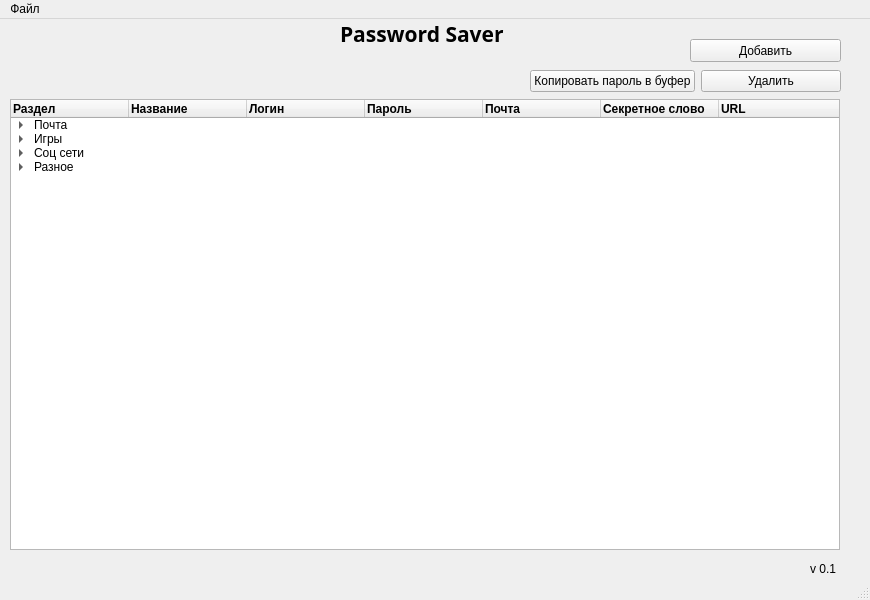
This is ui/MainMenu.ui in rybkinn/PasswordSaver as Qt 5 draws it before an edit. The edited form follows.
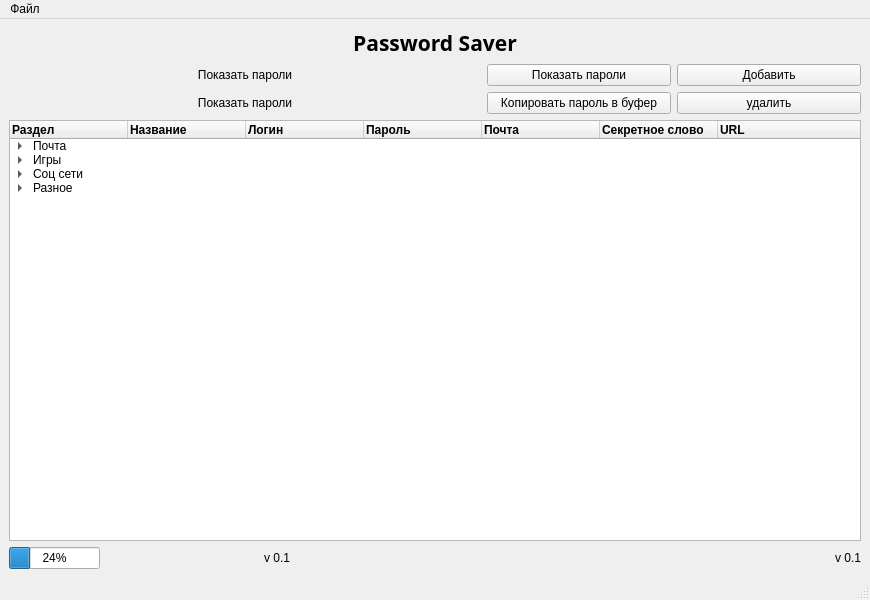
This is the edited form.

Commit message: added the ability to resize the main window

Patch:
```diff
--- a/ui/MainMenu.ui
+++ b/ui/MainMenu.ui
@@ -18,47 +18,41 @@
   </property>
   <property name="maximumSize">
    <size>
-    <width>870</width>
-    <height>600</height>
+    <width>16777215</width>
+    <height>16777215</height>
    </size>
   </property>
   <property name="windowTitle">
    <string>Password Saver - Главная</string>
   </property>
   <widget class="QWidget" name="centralwidget">
-   <widget class="QLabel" name="label">
-    <property name="geometry">
-     <rect>
-      <x>340</x>
-      <y>0</y>
-      <width>190</width>
-      <height>30</height>
-     </rect>
-    </property>
-    <property name="font">
-     <font>
-      <family>Arial Black</family>
-      <pointsize>16</pointsize>
-      <weight>75</weight>
-      <italic>false</italic>
-      <bold>true</bold>
-      <underline>false</underline>
-      <strikeout>false</strikeout>
-     </font>
-    </property>
+   <layout class="QGridLayout" name="gridLayout">
+    <item row="1" column="3">
+     <widget class="QPushButton" name="pushButton_5">
+      <property name="text">
+       <string>Показать пароли</string>
+      </property>
+     </widget>
+    </item>
+    <item row="4" column="1">
+     <widget class="QLabel" name="label_3">
+      <property name="text">
+       <string>v 0.1</string>
+      </property>
+      <property name="alignment">
+       <set>Qt::AlignRight|Qt::AlignTrailing|Qt::AlignVCenter</set>
+      </property>
+     </widget>
+    </item>
+    <item row="2" column="3">
+     <widget class="QPushButton" name="pushButton_3">
     <property name="text">
-     <string>Password Saver</string>
-    </property>
-   </widget>
+       <string>Копировать пароль в буфер</string>
+      </property>
+     </widget>
+    </item>
+    <item row="3" column="0" colspan="5">
    <widget class="QTreeWidget" name="treeWidget">
-    <property name="geometry">
-     <rect>
-      <x>10</x>
-      <y>80</y>
-      <width>830</width>
-      <height>451</height>
-     </rect>
-    </property>
     <property name="animated">
      <bool>true</bool>
     </property>
@@ -419,58 +413,110 @@
      </item>
     </item>
    </widget>
-   <widget class="QWidget" name="horizontalLayoutWidget">
-    <property name="geometry">
-     <rect>
-      <x>530</x>
-      <y>50</y>
-      <width>311</width>
-      <height>25</height>
-     </rect>
-    </property>
-    <layout class="QHBoxLayout" name="horizontalLayout">
-     <item>
-      <widget class="QPushButton" name="pushButton_3">
-       <property name="text">
-        <string>Копировать пароль в буфер</string>
-       </property>
-      </widget>
-     </item>
-     <item>
-      <widget class="QPushButton" name="pushButton">
+    </item>
+    <item row="2" column="0" colspan="3">
+     <widget class="QPushButton" name="pushButton_6">
        <property name="text">
-        <string>Удалить</string>
-       </property>
-      </widget>
-     </item>
-    </layout>
-   </widget>
+       <string>Показать пароли</string>
+      </property>
+      <property name="flat">
+       <bool>true</bool>
+      </property>
+     </widget>
+    </item>
+    <item row="1" column="4">
    <widget class="QPushButton" name="pushButton_2">
-    <property name="geometry">
-     <rect>
-      <x>690</x>
-      <y>20</y>
-      <width>151</width>
-      <height>23</height>
-     </rect>
-    </property>
     <property name="text">
      <string>Добавить</string>
     </property>
    </widget>
+    </item>
+    <item row="0" column="0" colspan="5">
+     <widget class="QLabel" name="label">
+      <property name="enabled">
+       <bool>true</bool>
+      </property>
+      <property name="sizePolicy">
+       <sizepolicy hsizetype="Minimum" vsizetype="Fixed">
+        <horstretch>0</horstretch>
+        <verstretch>0</verstretch>
+       </sizepolicy>
+      </property>
+      <property name="font">
+       <font>
+        <family>Arial Black</family>
+        <pointsize>16</pointsize>
+        <weight>75</weight>
+        <italic>false</italic>
+        <bold>true</bold>
+        <underline>false</underline>
+        <strikeout>false</strikeout>
+       </font>
+      </property>
+      <property name="layoutDirection">
+       <enum>Qt::LeftToRight</enum>
+      </property>
+      <property name="styleSheet">
+       <string notr="true"/>
+      </property>
+      <property name="midLineWidth">
+       <number>0</number>
+      </property>
+      <property name="text">
+       <string>Password Saver</string>
+      </property>
+      <property name="textFormat">
+       <enum>Qt::AutoText</enum>
+      </property>
+      <property name="scaledContents">
+       <bool>false</bool>
+      </property>
+      <property name="alignment">
+       <set>Qt::AlignCenter</set>
+      </property>
+     </widget>
+    </item>
+    <item row="4" column="4">
    <widget class="QLabel" name="label_2">
-    <property name="geometry">
-     <rect>
-      <x>810</x>
-      <y>540</y>
-      <width>31</width>
-      <height>20</height>
-     </rect>
-    </property>
     <property name="text">
      <string>v 0.1</string>
     </property>
-   </widget>
+      <property name="alignment">
+       <set>Qt::AlignRight|Qt::AlignTrailing|Qt::AlignVCenter</set>
+      </property>
+     </widget>
+    </item>
+    <item row="4" column="0">
+     <widget class="QProgressBar" name="progressBar">
+      <property name="sizePolicy">
+       <sizepolicy hsizetype="Fixed" vsizetype="Fixed">
+        <horstretch>0</horstretch>
+        <verstretch>0</verstretch>
+       </sizepolicy>
+      </property>
+      <property name="value">
+       <number>24</number>
+      </property>
+     </widget>
+    </item>
+    <item row="2" column="4">
+     <widget class="QPushButton" name="pushButton">
+      <property name="text">
+       <string>удалить</string>
+      </property>
+     </widget>
+    </item>
+    <item row="1" column="0" colspan="3">
+     <widget class="QPushButton" name="pushButton_7">
+      <property name="text">
+       <string>Показать пароли</string>
+      </property>
+      <property name="flat">
+       <bool>true</bool>
+      </property>
+     </widget>
+    </item>
+   </layout>
   </widget>
   <widget class="QMenuBar" name="menubar">
    <property name="geometry">
```
Left out of the diff: 6 changed lines with no effect on the pictures. Lines whose indentation alone changed are shown as unchanged. The commit also changes 2 other files.
